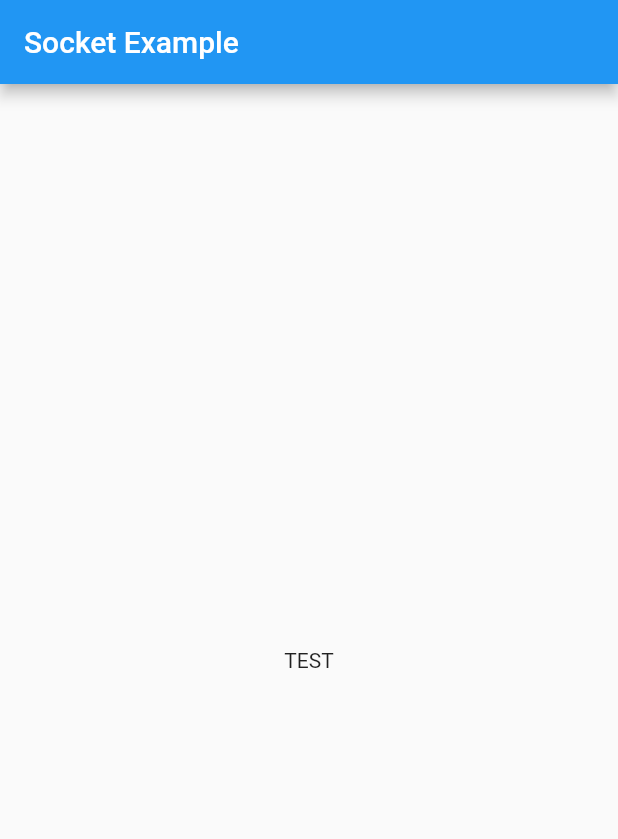
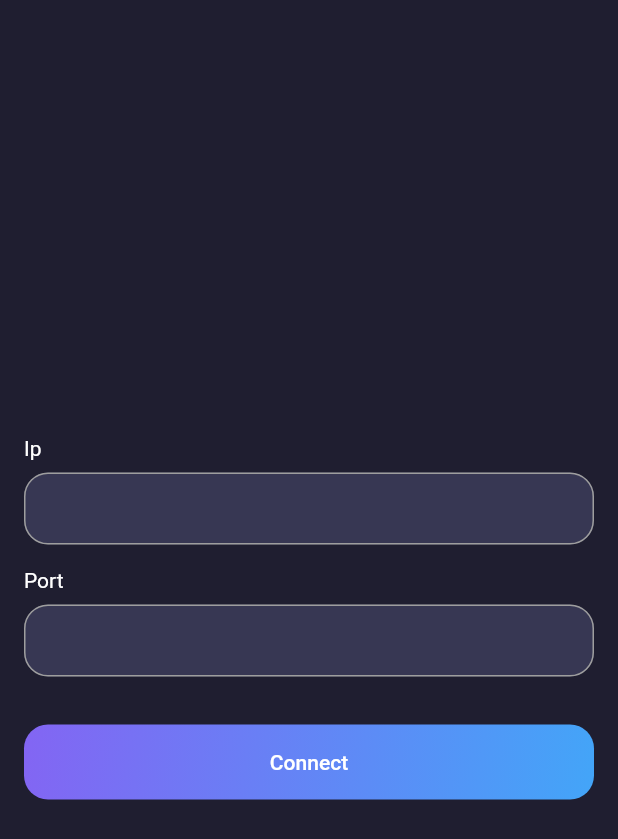
Before and after one commit to masoudmahmoodzadeh/Socket-Example, a Flutter app: the screen it shows after launch, on a phone screen of 412 x 824 dp. Shown: the top 839 px of the screen. Run offline on Flutter 3.47's test engine with Material 2 defaults, Android fonts, the phone set to English and light mode, and no system bars; our stand-ins replace socket_io_client.

Commit message:
[FEATURE] added custom widgets , added SocketConfigScreen

```diff
--- /dev/null
+++ b/lib/base/base_colors.dart
@@ -0,0 +1,12 @@
+import 'package:flutter/material.dart';
+
+class BaseColors {
+  static const primary = Color(0xff1f1e30);
+  static const violet = Color(0xff8365f3);
+  static const cyan = Color(0xff43a5f8);
+  static const textFiled = Color(0xff373753);
+  static const secondary = Color(0xffd83256);
+  static const card = Color(0xFF253640);
+  static const greenLight = Color(0xFF7fe6bc);
+  static const pink = Color(0xffd83256);
+}
--- /dev/null
+++ b/lib/base/widgets/custom_ip_field.dart
@@ -0,0 +1,89 @@
+import 'package:flutter/material.dart';
+import 'package:flutter/services.dart';
+
+import '../base_colors.dart';
+
+class CustomIpField extends StatefulWidget {
+  final String hint;
+  final String initialValue;
+  final TextDirection? textDirection;
+  late InputBorder? border;
+
+  final FormFieldValidator<String>? validator;
+  final ValueChanged<String>? onChanged;
+  final FormFieldSetter<String>? onSaved;
+  final List<TextInputFormatter>? inputFormatters;
+
+  final TextEditingController? controller;
+
+  CustomIpField({
+    Key? key,
+    this.hint = "Ip",
+    this.initialValue = "",
+    this.textDirection,
+    this.validator,
+    this.onChanged,
+    this.onSaved,
+    this.inputFormatters,
+    this.border,
+    this.controller,
+  }) : super(key: key);
+
+  @override
+  _CustomIpFieldState createState() => _CustomIpFieldState();
+}
+
+class _CustomIpFieldState extends State<CustomIpField> {
+  @override
+  Widget build(BuildContext context) {
+    widget.border ??= createStrokeBorder(radius: 16);
+    return Column(
+      crossAxisAlignment: CrossAxisAlignment.start,
+      children: [
+        Visibility(
+          child: Padding(
+            padding: const EdgeInsets.only(right: 5, bottom: 8),
+            child: Text(
+              widget.hint,
+              style: const TextStyle(color: Colors.white, fontSize: 14),
+            ),
+          ),
+          visible: widget.hint.isNotEmpty,
+        ),
+        TextFormField(
+          controller: widget.controller,
+          style: const TextStyle(color: Colors.white),
+          keyboardType: TextInputType.text,
+          textInputAction: TextInputAction.next,
+          textDirection: widget.textDirection,
+          validator: widget.validator,
+          onChanged: widget.onChanged,
+          onSaved: widget.onSaved,
+          inputFormatters: [
+            FilteringTextInputFormatter.allow(RegExp("[a-zA-Z0-9.]"))
+          ],
+          decoration: InputDecoration(
+              border: widget.border,
+              enabledBorder: widget.border,
+              focusedBorder: widget.border,
+              disabledBorder: widget.border,
+              hintStyle: const TextStyle(color: Colors.grey),
+              contentPadding:
+                  const EdgeInsets.symmetric(vertical: 8, horizontal: 8),
+              isDense: false,
+              fillColor: BaseColors.textFiled,
+              filled: true),
+        )
+      ],
+    );
+  }
+
+  InputBorder createStrokeBorder({double? radius}) {
+    return OutlineInputBorder(
+      borderRadius: BorderRadius.all(Radius.circular(radius ?? 20)),
+      borderSide: const BorderSide(
+        color: Colors.grey,
+      ),
+    );
+  }
+}
--- /dev/null
+++ b/lib/base/widgets/custom_port_field.dart
@@ -0,0 +1,87 @@
+import 'package:flutter/material.dart';
+import 'package:flutter/services.dart';
+
+import '../base_colors.dart';
+
+class CustomPortField extends StatefulWidget {
+  final String hint;
+  final String initialValue;
+  final TextDirection? textDirection;
+  late InputBorder? border;
+
+  final FormFieldValidator<String>? validator;
+  final ValueChanged<String>? onChanged;
+  final FormFieldSetter<String>? onSaved;
+  final List<TextInputFormatter>? inputFormatters;
+
+  final TextEditingController? controller;
+
+  CustomPortField({
+    Key? key,
+    this.hint = "Port",
+    this.initialValue = "",
+    this.textDirection,
+    this.validator,
+    this.onChanged,
+    this.onSaved,
+    this.inputFormatters,
+    this.border,
+    this.controller,
+  }) : super(key: key);
+
+  @override
+  _CustomPortFieldState createState() => _CustomPortFieldState();
+}
+
+class _CustomPortFieldState extends State<CustomPortField> {
+  @override
+  Widget build(BuildContext context) {
+    widget.border ??= createStrokeBorder(radius: 16);
+    return Column(
+      crossAxisAlignment: CrossAxisAlignment.start,
+      children: [
+        Visibility(
+          child: Padding(
+            padding: const EdgeInsets.only(right: 5, bottom: 8),
+            child: Text(
+              widget.hint,
+              style: const TextStyle(color: Colors.white, fontSize: 14),
+            ),
+          ),
+          visible: widget.hint.isNotEmpty,
+        ),
+        TextFormField(
+          controller: widget.controller,
+          style: const TextStyle(color: Colors.white),
+          keyboardType: TextInputType.number,
+          textInputAction: TextInputAction.next,
+          textDirection: widget.textDirection,
+          validator: widget.validator,
+          onChanged: widget.onChanged,
+          onSaved: widget.onSaved,
+          inputFormatters: [FilteringTextInputFormatter.allow(RegExp("[0-9]"))],
+          decoration: InputDecoration(
+              border: widget.border,
+              enabledBorder: widget.border,
+              focusedBorder: widget.border,
+              disabledBorder: widget.border,
+              hintStyle: const TextStyle(color: Colors.grey),
+              contentPadding:
+                  const EdgeInsets.symmetric(vertical: 8, horizontal: 8),
+              isDense: false,
+              fillColor: BaseColors.textFiled,
+              filled: true),
+        )
+      ],
+    );
+  }
+
+  InputBorder createStrokeBorder({double? radius}) {
+    return OutlineInputBorder(
+      borderRadius: BorderRadius.all(Radius.circular(radius ?? 20)),
+      borderSide: const BorderSide(
+        color: Colors.grey,
+      ),
+    );
+  }
+}
--- /dev/null
+++ b/lib/base/widgets/gradient_button.dart
@@ -0,0 +1,64 @@
+import 'package:flutter/material.dart';
+
+import '../base_colors.dart';
+
+class GradientButton extends StatelessWidget {
+  final String title;
+  final double? cornerRadius;
+  final VoidCallback onPressed;
+  final double? width;
+  final double? height;
+  final double? fontSize;
+
+  const GradientButton(
+      {Key? key,
+      required this.title,
+      required this.onPressed,
+      this.cornerRadius = 8,
+      this.width,
+      this.height = 50,
+      this.fontSize})
+      : super(key: key);
+
+  @override
+  Widget build(BuildContext context) {
+    return Container(
+      height: height,
+      decoration: BoxDecoration(
+        gradient: const LinearGradient(
+          begin: Alignment.topLeft,
+          end: Alignment.bottomRight,
+          stops: [0.0, 1.0],
+          colors: [
+            BaseColors.violet,
+            BaseColors.cyan,
+          ],
+        ),
+        borderRadius: BorderRadius.circular(16),
+      ),
+      child: ElevatedButton(
+        style: ButtonStyle(
+          shape: MaterialStateProperty.all<RoundedRectangleBorder>(
+            RoundedRectangleBorder(
+              borderRadius: BorderRadius.circular(8),
+            ),
+          ),
+          backgroundColor: MaterialStateProperty.all(Colors.transparent),
+          shadowColor: MaterialStateProperty.all(Colors.transparent),
+        ),
+        onPressed: onPressed,
+        child: Row(
+          mainAxisAlignment: MainAxisAlignment.center,
+          children: [
+            Flexible(
+              child: Text(
+                title,
+                style: TextStyle(color: Colors.white, fontSize: fontSize),
+              ),
+            ),
+          ],
+        ),
+      ),
+    );
+  }
+}
--- a/lib/main.dart
+++ b/lib/main.dart
@@ -1,6 +1,7 @@
-import 'package:flutter/foundation.dart';
 import 'package:flutter/material.dart';
-import 'package:socket_example/socket/socket_manager.dart';
+
+import 'screen/config/presentation/socket_config_screen.dart';
+import 'util/theme_manager.dart';
 
 void main() {
   runApp(MyApp());
@@ -13,57 +14,8 @@ class MyApp extends StatelessWidget {
   Widget build(BuildContext context) {
     return MaterialApp(
       title: 'Flutter Demo',
-      theme: ThemeData(
-        primarySwatch: Colors.blue,
-      ),
-      home: MyHomePage(),
+      theme: ThemeManager().create(),
+      home: const SocketConfigScreen(),
     );
   }
 }
-
-class MyHomePage extends StatefulWidget {
-  SocketManager socketManager = SocketManager("http://192.168.10.248", 5000);
-
-  @override
-  State<MyHomePage> createState() => _MyHomePageState();
-}
-
-class _MyHomePageState extends State<MyHomePage> {
-  @override
-  void initState() {
-    super.initState();
-
-    widget.socketManager.connect(
-      onConnected: (String? id) {
-        if (kDebugMode) {
-          print("Socket Connected. id = $id");
-        }
-      },
-      onConnecting: () {
-        if (kDebugMode) {
-          print("Socket onConnecting...");
-        }
-      },
-      onDisConnected: () {
-        if (kDebugMode) {
-          print("Socket Disconnected");
-        }
-      },
-    );
-  }
-
-  @override
-  Widget build(BuildContext context) {
-    return Scaffold(
-      appBar: AppBar(
-        title: const Text("Socket Example"),
-      ),
-      body: Center(
-        child: Column(
-          mainAxisAlignment: MainAxisAlignment.center,
-          children: const <Widget>[Text('TEST')],
-        ),
-      ),
-    );
-  }
-}
--- /dev/null
+++ b/lib/screen/config/presentation/socket_config_screen.dart
@@ -0,0 +1,79 @@
+import 'package:flutter/foundation.dart';
+import 'package:flutter/material.dart';
+import 'package:socket_example/base/base_colors.dart';
+import 'package:socket_example/base/widgets/gradient_button.dart';
+
+import '../../../base/widgets/custom_ip_field.dart';
+import '../../../base/widgets/custom_port_field.dart';
+import '../../../socket/socket_manager.dart';
+
+class SocketConfigScreen extends StatefulWidget {
+  const SocketConfigScreen({Key? key}) : super(key: key);
+
+  @override
+  _SocketConfigScreenState createState() => _SocketConfigScreenState();
+}
+
+class _SocketConfigScreenState extends State<SocketConfigScreen> {
+  var ipController = TextEditingController();
+  var portController = TextEditingController();
+
+  @override
+  Widget build(BuildContext context) {
+    return SafeArea(
+      child: Scaffold(
+        backgroundColor: BaseColors.primary,
+        body: Padding(
+          padding: const EdgeInsets.all(16),
+          child: Column(
+            mainAxisAlignment: MainAxisAlignment.center,
+            children: [
+              _buildIp(),
+              const SizedBox(height: 16),
+              _buildPort(),
+              const SizedBox(height: 32),
+              _buildBtnConnect(),
+            ],
+          ),
+        ),
+      ),
+    );
+  }
+
+  Widget _buildIp() {
+    return CustomIpField(controller: ipController);
+  }
+
+  Widget _buildPort() {
+    return CustomPortField(
+      controller: portController,
+    );
+  }
+
+  Widget _buildBtnConnect() {
+    return GradientButton(
+      onPressed: () {
+        SocketManager socketManager =
+            SocketManager(ipController.text, int.parse(portController.text));
+        socketManager.connect(
+          onConnected: (String? id) {
+            if (kDebugMode) {
+              print("Socket Connected. id = $id");
+            }
+          },
+          onConnecting: () {
+            if (kDebugMode) {
+              print("Socket onConnecting...");
+            }
+          },
+          onDisConnected: () {
+            if (kDebugMode) {
+              print("Socket Disconnected");
+            }
+          },
+        );
+      },
+      title: 'Connect',
+    );
+  }
+}
--- a/lib/socket/socket_manager.dart
+++ b/lib/socket/socket_manager.dart
@@ -7,7 +7,7 @@ typedef OnDisConnected = Function();
 typedef OnReceive = Function(dynamic data);
 
 class SocketManager {
-  final String ip;
+  late String ip;
   final int port;
   late IO.Socket socket;
 
@@ -23,7 +23,12 @@ class SocketManager {
       "autoConnect": false,
     };
 
-    socket = IO.io('$ip:$port', options);
+    String protocol = "";
+    if (!ip.startsWith("http")) {
+      protocol = "http://";
+    }
+
+    socket = IO.io('$protocol$ip:$port', options);
     socket.onConnect((_) {
       onConnected(socket.id);
     });
--- /dev/null
+++ b/lib/util/theme_manager.dart
@@ -0,0 +1,44 @@
+import 'package:flutter/material.dart';
+
+import '../base/base_colors.dart';
+
+class ThemeManager {
+  ThemeData create() {
+    return ThemeData(
+      colorScheme: ColorScheme.fromSwatch().copyWith(
+        primary: BaseColors.primary,
+        secondary: BaseColors.secondary,
+      ),
+      inputDecorationTheme: _inputDecoration(),
+      elevatedButtonTheme: _buildElevatedButton(),
+      primarySwatch: Colors.blue,
+    );
+  }
+
+  InputDecorationTheme _inputDecoration() {
+    return const InputDecorationTheme(
+      helperStyle: TextStyle(
+        fontSize: 15,
+        color: Colors.white,
+      ),
+      labelStyle: TextStyle(fontSize: 15, color: Colors.white),
+      hintStyle: TextStyle(fontSize: 15, color: Colors.grey),
+      errorStyle: TextStyle(fontSize: 15, color: Colors.red),
+      counterStyle: TextStyle(fontSize: 10, color: Colors.white),
+    );
+  }
+
+  ElevatedButtonThemeData _buildElevatedButton() {
+    return ElevatedButtonThemeData(
+      style: ElevatedButton.styleFrom(
+        elevation: 3,
+        primary: BaseColors.pink,
+        onPrimary: Colors.black,
+        padding: const EdgeInsets.symmetric(vertical: 8, horizontal: 16),
+        shape: RoundedRectangleBorder(
+          borderRadius: BorderRadius.circular(10),
+        ),
+      ),
+    );
+  }
+}
```
